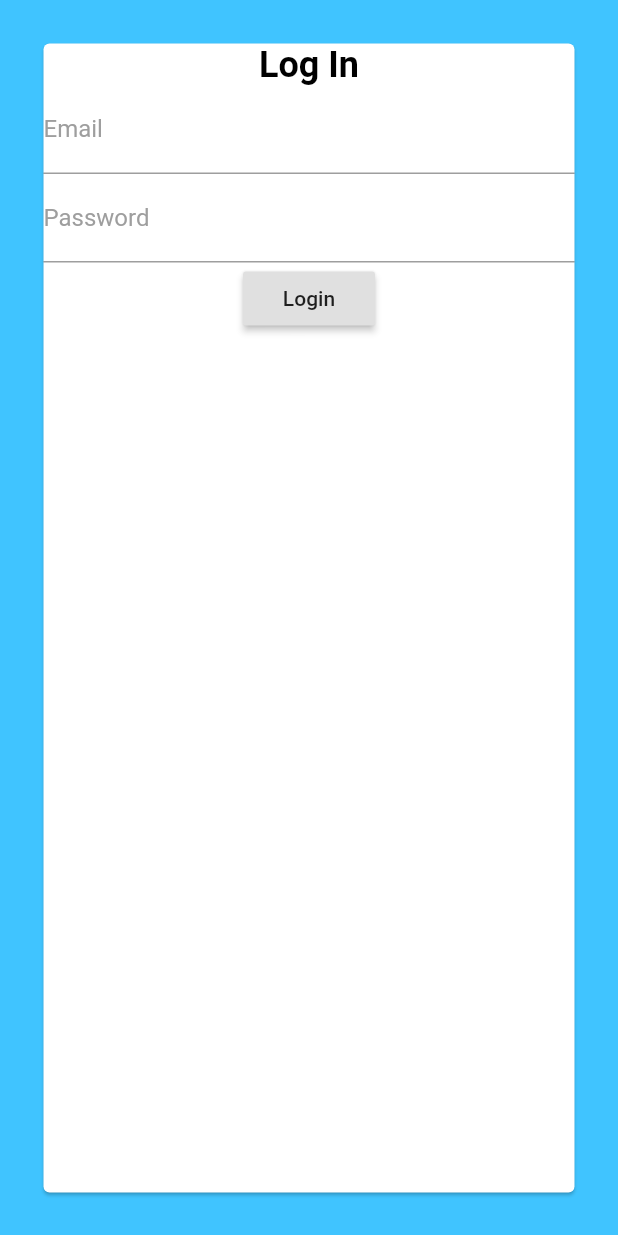
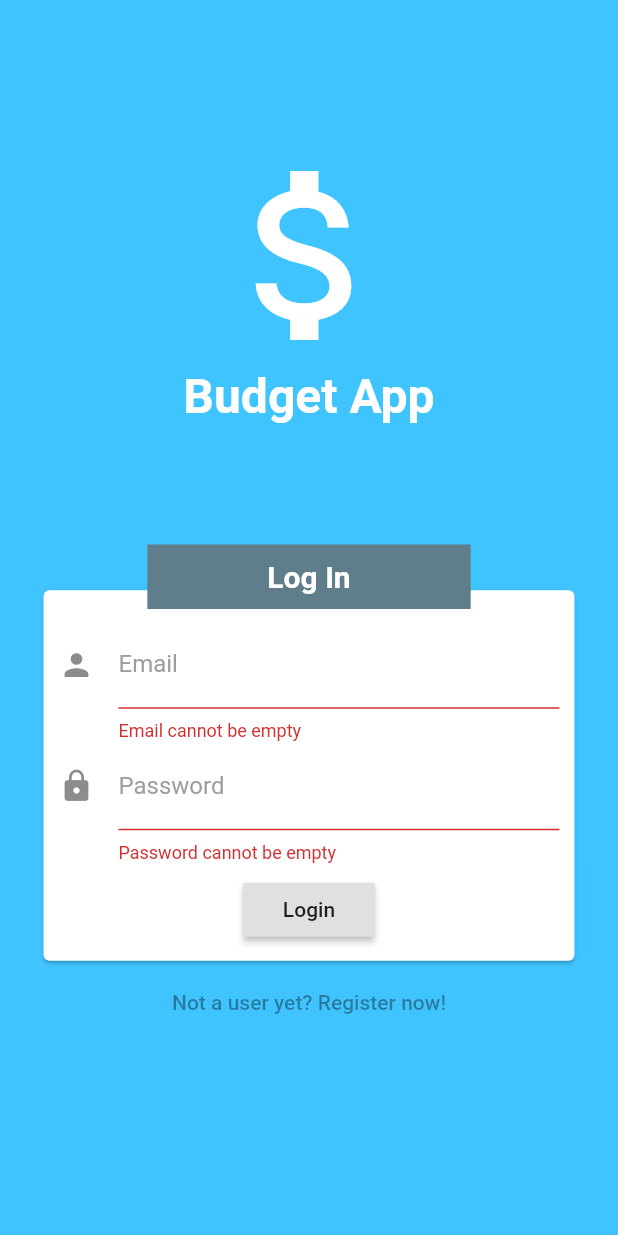
Before and after one commit to Melark/MyMoney, a Flutter app: the screen it shows after launch, after a tap on "Login", on a phone screen of 412 x 824 dp. Run offline on Flutter 3.47's test engine with Material 2 defaults, Android fonts, the phone set to English and light mode, and no system bars; our stand-ins replace charts_flutter, firebase_auth, sqflite; accounts and stored records are empty.

Commit message:
Added a better looking (functional) login page
Login page now points to firebase and actually does login

```diff
--- a/lib/pages/login_page.dart
+++ b/lib/pages/login_page.dart
@@ -1,52 +1,137 @@
 import 'package:flutter/material.dart';
+import '../services/auth_provider.dart';
 
 class Loginpage extends StatefulWidget {
   _LoginpageState createState() => _LoginpageState();
 }
 
 class _LoginpageState extends State<Loginpage> {
+  final formKey = GlobalKey<FormState>();
+  String _email;
+  String _password;
+
+  bool validateAndSave() {
+    final form = formKey.currentState;
+    if (form.validate()) {
+      form.save();
+      return true;
+    }
+    return false;
+  }
+
+  void validateAndSubmit() async {
+    if (validateAndSave()) {
+      try {
+        var auth = AuthProvider();
+          String userId =
+              await auth.signInWithEmailAndPassword(_email, _password);
+          print('Signed in: $userId');
+      } catch (e) {
+        print('Error: $e');
+      }
+    }
+  }
+
   @override
   Widget build(BuildContext context) {
     return Scaffold(
       body: Container(
         color: Colors.lightBlueAccent,
         padding: EdgeInsets.all(25.0),
-        child: Stack(
+        child: Column(
+          mainAxisAlignment: MainAxisAlignment.center,
           children: <Widget>[
-            Card(
-              child: Form(
+            Expanded(flex: 1,
             child: Column(
+              mainAxisAlignment: MainAxisAlignment.end,
+              children: <Widget>[Icon(Icons.attach_money, size: 150.0, color: Colors.white,),
+              Text('Budget App', style: TextStyle(fontSize: 32.0, fontWeight: FontWeight.bold, color: Colors.white),)],
+            ),),
+            Expanded(flex: 2,
+            child: Column(
+          mainAxisAlignment: MainAxisAlignment.center,
+              children: <Widget>[_loginFormStack(),
+              FlatButton(child: Text('Not a user yet? Register now!'),)],
+            ),)],
+        ),
+      ),
+    );
+  }
+
+  Widget _loginFormStack(){
+    return Stack(
+      alignment: Alignment(0.0, -1.25),
       children: <Widget>[
-                    Text(
-                      'Log In',
-                      style: TextStyle(
-                          color: Colors.black,
-                          fontWeight: FontWeight.bold,
-                          fontSize: 24.0),
+        _loginCard(),
+        Container(
+          padding: EdgeInsets.fromLTRB(80.0, 10.0, 80.0, 10.0),
+          decoration: BoxDecoration(
+            color: Colors.blueGrey
           ),
+          child: Text('Log In', style: TextStyle(fontSize: 20.0, fontWeight: FontWeight.bold, color: Colors.white)),
+        )
+
+      ],
+    );
+  }
+
+  Widget _loginCard() {
+    return Card(
+      child: _loginFormSection(),
+    );
+  }
+
+  Widget _loginFormSection() {
+    return Form(
+      key: formKey,
+      child: Padding(
+        padding: EdgeInsets.fromLTRB(10.0, 20.0, 10.0, 10.0),
+        child: Column(
+          mainAxisAlignment: MainAxisAlignment.center,
+          children: <Widget>[
             TextFormField(
+              key: Key('email'),
               decoration: InputDecoration(
+                  icon: Icon(Icons.person),
                   labelText: 'Email',
                   labelStyle: TextStyle(
                     color: Colors.grey,
                   )),
+                  onSaved: (val) => _email = val,
+                  validator: (val){
+                if (val.isEmpty)
+                {
+                  return "Email cannot be empty";
+                }
+                return null;
+              },
             ),
             TextFormField(
+              key: Key('password'),
               decoration: InputDecoration(
+                  icon: Icon(Icons.lock),
                   labelText: 'Password',
                   labelStyle: TextStyle(
                     color: Colors.grey,
                   )),
               obscureText: true,
+               onSaved: (val) => _password = val,
+               validator: (val){
+                if (val.isEmpty)
+                {
+                  return "Password cannot be empty";
+                }
+                return null;
+              },
+            ),
+            SizedBox(
+              height: 7.0,
             ),
             RaisedButton(
-                      onPressed: () {},
+              onPressed: validateAndSubmit,
               child: Text('Login'),
-                    )
-                  ],
             ),
-              ),
-            )
+
           ],
         ),
       ),
--- /dev/null
+++ b/lib/services/auth_provider.dart
@@ -0,0 +1,21 @@
+import 'package:firebase_auth/firebase_auth.dart';
+
+class AuthProvider{
+  // TODO: AUthProvider
+  /*
+    [ ] Add Google Auth
+    [ ] Add Auth with Github
+    [ ] Find some way to link those accounts together so that no matter what method you use to sign in, you will have the same data
+   */
+
+
+  signInWithEmailAndPassword(String email, String password) async{
+    FirebaseUser user = await FirebaseAuth.instance.signInWithEmailAndPassword(email: email, password: password);
+    return user.uid;
+  }
+
+  registerWithEmailAndPassword(String email, String password) async{
+    FirebaseUser user = await FirebaseAuth.instance.createUserWithEmailAndPassword(email: email, password: password);
+    return user.uid;
+  }
+}
--- a/pubspec.yaml
+++ b/pubspec.yaml
@@ -21,10 +21,11 @@ dependencies:
   cupertino_icons: ^0.1.2
   charts_flutter: ^0.5.0
   sqflite: any
-  path_provider: any
   intl: ^0.15.7
   rxdart: ^0.19.0
   firebase_auth: ^0.6.6
+  path_provider: any
+
 
 dev_dependencies:
   flutter_test:
```
Also changed, not shown: 1 other file. Lines whose indentation alone changed are shown as unchanged.
